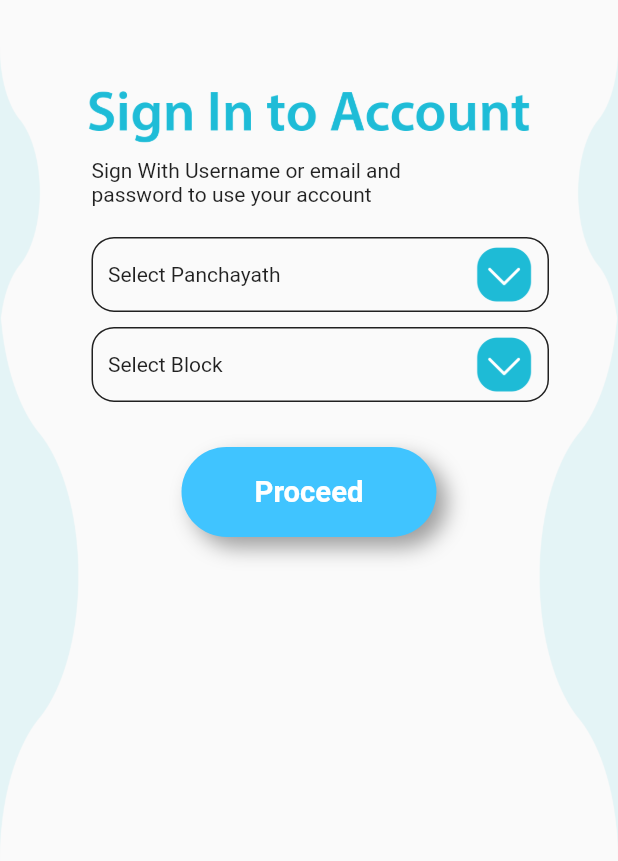
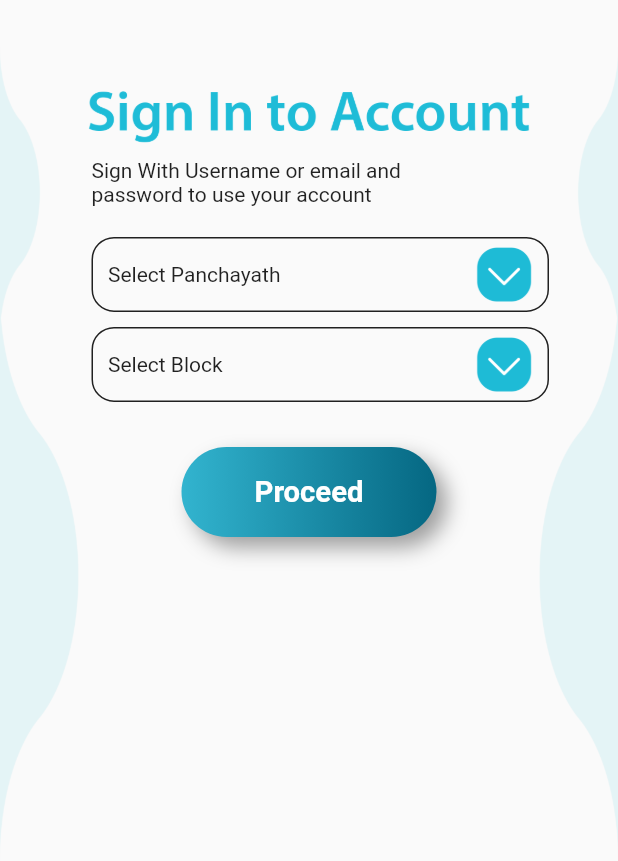
Before and after one commit to fayis007/sm_survey, a Flutter app: the screen it shows after launch, on a phone screen of 412 x 824 dp, the part 375-1236 px from its top. Run offline on Flutter 3.47's test engine with Material 2 defaults, Android fonts, the phone set to English and light mode, and no system bars.

Commit message:
initioal commit

```diff
--- a/lib/loginPage/loginPage.dart
+++ b/lib/loginPage/loginPage.dart
@@ -129,7 +129,11 @@ class _loginPageState extends State<loginPage> {
                         ],
                       )),
                   Container(
-                    decoration: BoxDecoration(boxShadow: [
+                    decoration: BoxDecoration(
+                      gradient: LinearGradient( colors: <Color>[
+                          Color(0xff32b4cf),
+                        Color(0xff056782)]),
+                        boxShadow: [
                       BoxShadow(
                           blurRadius: 11.5,
                           color: Colors.grey,
@@ -140,7 +144,7 @@ class _loginPageState extends State<loginPage> {
                         minWidth: 170,
                         shape: new RoundedRectangleBorder(
                             borderRadius: new BorderRadius.circular(30.0)),
-                        color: Colors.lightBlueAccent,
+                        //color: Colors.lightBlueAccent,
                         onPressed: () {},
                         child: Text(
                           "Proceed",
```
